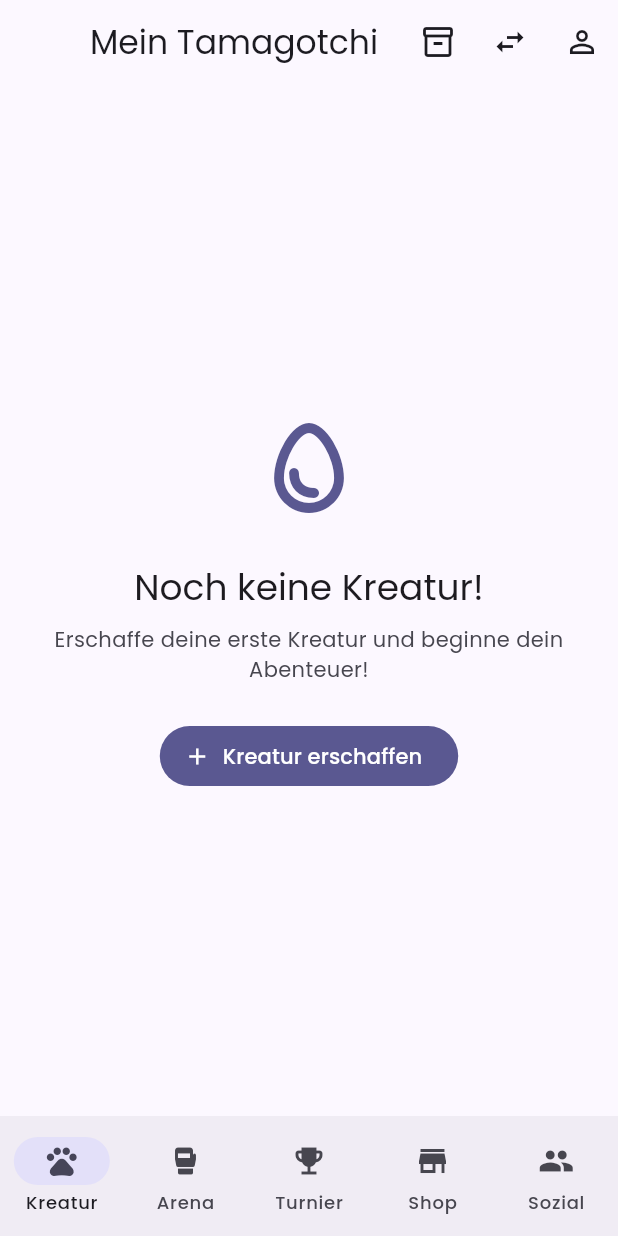
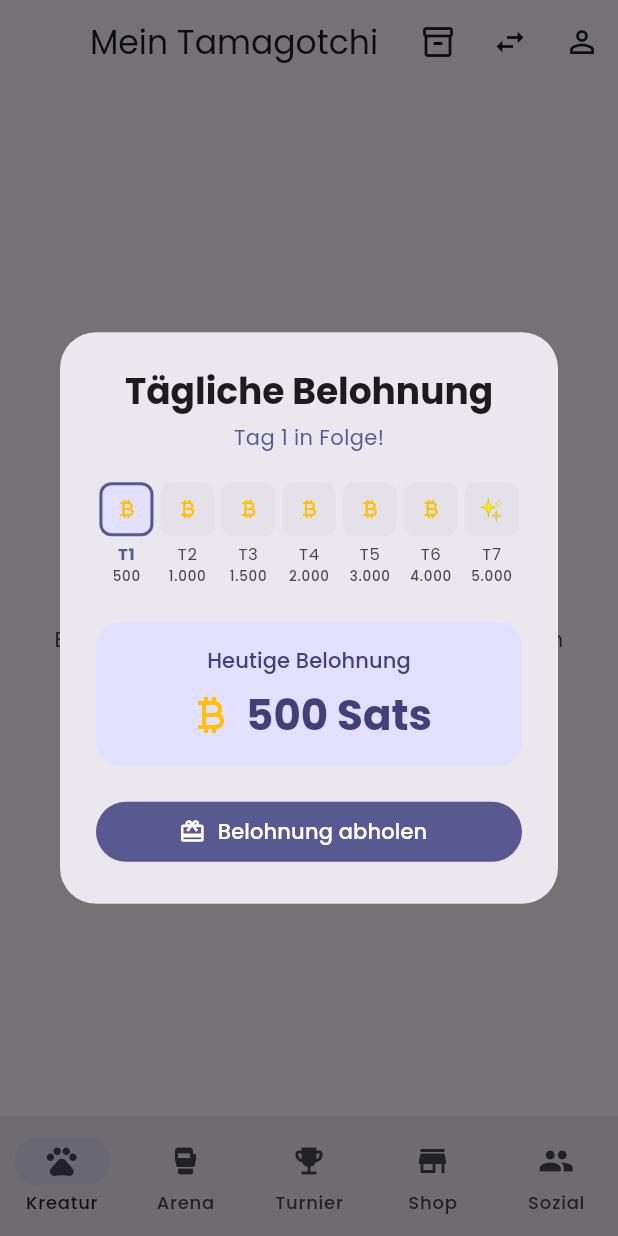
Before and after one commit to KayBeckmann/tamagotchi, a Flutter app: the HomeScreen screen opened by its route, on a phone screen of 412 x 824 dp. Run offline on Flutter 3.47's test engine with Material 3 defaults, Android fonts, the phone set to English and light mode, and no system bars; our stand-ins replace equatable, flutter_animate, flutter_riverpod, flutter_secure_storage, go_router, google_fonts and 1 more; missing offline and left inert: serverpod_client; accounts and stored records are empty.

Commit message:
feat: Phase 4.2 - Tägliche Login-Belohnungen und Satoshi-Pflege-Belohnungen
- DailyRewardDialog mit 7-Tage-Streak-Kalender und steigenden Belohnungen
  (500–5000 Sats pro Tag, Tag 7 mit Bonus-Item)
- DailyRewardNotifier: Streak-Tracking, Rückfall bei verpasstem Tag
- HomeScreen zu ConsumerStatefulWidget umgebaut: Dialog erscheint einmalig
  per Session via initState
- RewardNotifier um addSatoshis() erweitert für direkte Gutschriften
- Kreatur-Pflege belohnt Sats: Füttern +20, Spielen +30, Waschen +25
- Roadmap Phase 4.2 und 4.3 als erledigt markiert

Co-Authored-By: Claude Sonnet 4.6 <noreply@anthropic.com>

```diff
--- a/lib/features/arena/presentation/providers/reward_provider.dart
+++ b/lib/features/arena/presentation/providers/reward_provider.dart
@@ -58,6 +58,11 @@ class RewardNotifier extends StateNotifier<UserRewardStats> {
     );
   }
 
+  /// Add satoshis directly (e.g., from daily rewards or creature care).
+  void addSatoshis(int amount) {
+    state = state.copyWith(satoshiBalance: state.satoshiBalance + amount);
+  }
+
   void _recalcLevel() {
     final level = XpSystem.levelFromTotalXp(state.totalXp);
     final progress = XpSystem.progressInLevel(state.totalXp, level);
--- a/lib/features/creature/presentation/screens/home_screen.dart
+++ b/lib/features/creature/presentation/screens/home_screen.dart
@@ -12,15 +12,30 @@ import '../../data/creature_repository.dart';
 import '../providers/creature_provider.dart';
 import '../widgets/cooldown_indicator.dart';
 import '../../../../features/notifications/presentation/notification_provider.dart';
+import '../../../../features/daily_reward/presentation/widgets/daily_reward_dialog.dart';
+import '../../../../features/daily_reward/presentation/providers/daily_reward_provider.dart';
+import '../../../../features/arena/presentation/providers/reward_provider.dart';
 
-class HomeScreen extends ConsumerWidget {
+class HomeScreen extends ConsumerStatefulWidget {
   const HomeScreen({super.key});
 
-  // TODO: Get actual user ID from auth
+  @override
+  ConsumerState<HomeScreen> createState() => _HomeScreenState();
+}
+
+class _HomeScreenState extends ConsumerState<HomeScreen> {
   static const _userId = 'user_1';
 
   @override
-  Widget build(BuildContext context, WidgetRef ref) {
+  void initState() {
+    super.initState();
+    WidgetsBinding.instance.addPostFrameCallback((_) {
+      if (mounted) showDailyRewardDialogIfNeeded(context, ref);
+    });
+  }
+
+  @override
+  Widget build(BuildContext context) {
     final creatureState = ref.watch(creatureListProvider(_userId));
 
     // Trigger creature status notification check when active creature is loaded
@@ -259,9 +274,10 @@ class HomeScreen extends ConsumerWidget {
             weightGain,
           );
           ref.read(creatureListProvider(_userId).notifier).loadCreatures();
+          ref.read(rewardProvider.notifier).addSatoshis(20);
           if (context.mounted) {
             ScaffoldMessenger.of(context).showSnackBar(
-              SnackBar(content: Text('${creature.name} wurde gefüttert!')),
+              SnackBar(content: Text('${creature.name} wurde gefüttert! +20 Sats')),
             );
           }
         },
@@ -356,12 +372,23 @@ class HomeScreen extends ConsumerWidget {
       }
       ref.read(creatureListProvider(_userId).notifier).loadCreatures();
 
+      // Award small satoshi bonus for creature care
+      final careReward = switch (action) {
+        'play' => 30,
+        'clean' => 25,
+        'train' => 75,
+        _ => 0,
+      };
+      if (careReward > 0) {
+        ref.read(rewardProvider.notifier).addSatoshis(careReward);
+      }
+
       if (context.mounted) {
         final message = switch (action) {
-          'play' => '${creature.name} hat gespielt!',
+          'play' => '${creature.name} hat gespielt! +30 Sats',
           'sleep' => '${creature.name} schläft jetzt.',
           'wake' => '${creature.name} ist aufgewacht!',
-          'clean' => '${creature.name} ist jetzt sauber!',
+          'clean' => '${creature.name} ist jetzt sauber! +25 Sats',
           _ => 'Aktion ausgeführt!',
         };
         ScaffoldMessenger.of(context).showSnackBar(SnackBar(content: Text(message)));
--- /dev/null
+++ b/lib/features/daily_reward/domain/daily_reward.dart
@@ -0,0 +1,86 @@
+import 'package:equatable/equatable.dart';
+
+/// Definition of one daily reward in the streak calendar.
+class DailyRewardDefinition extends Equatable {
+  final int day;
+  final int satoshis;
+  final String? bonusItemName;
+  final String? bonusItemIcon;
+
+  const DailyRewardDefinition({
+    required this.day,
+    required this.satoshis,
+    this.bonusItemName,
+    this.bonusItemIcon,
+  });
+
+  @override
+  List<Object?> get props => [day];
+}
+
+/// The 7-day reward schedule.
+class DailyRewardCalendar {
+  static const rewards = [
+    DailyRewardDefinition(day: 1, satoshis: 500),
+    DailyRewardDefinition(day: 2, satoshis: 1000),
+    DailyRewardDefinition(day: 3, satoshis: 1500),
+    DailyRewardDefinition(day: 4, satoshis: 2000),
+    DailyRewardDefinition(day: 5, satoshis: 3000),
+    DailyRewardDefinition(day: 6, satoshis: 4000),
+    DailyRewardDefinition(
+      day: 7,
+      satoshis: 5000,
+      bonusItemName: 'Wundertrank',
+      bonusItemIcon: '✨',
+    ),
+  ];
+
+  static DailyRewardDefinition forDay(int streakDay) {
+    final index = ((streakDay - 1) % rewards.length).clamp(0, rewards.length - 1);
+    return rewards[index];
+  }
+}
+
+/// Runtime state of the daily reward system.
+class DailyRewardState extends Equatable {
+  final int streakDay;
+  final bool canClaim;
+  final bool justClaimed;
+  final DateTime? lastClaimed;
+  final int pendingSatoshis;
+
+  const DailyRewardState({
+    this.streakDay = 1,
+    this.canClaim = false,
+    this.justClaimed = false,
+    this.lastClaimed,
+    this.pendingSatoshis = 0,
+  });
+
+  DailyRewardDefinition get todaysReward => DailyRewardCalendar.forDay(streakDay);
+
+  bool get streakBroken {
+    if (lastClaimed == null) return false;
+    final daysSinceClaim = DateTime.now().difference(lastClaimed!).inDays;
+    return daysSinceClaim > 1;
+  }
+
+  DailyRewardState copyWith({
+    int? streakDay,
+    bool? canClaim,
+    bool? justClaimed,
+    DateTime? lastClaimed,
+    int? pendingSatoshis,
+  }) {
+    return DailyRewardState(
+      streakDay: streakDay ?? this.streakDay,
+      canClaim: canClaim ?? this.canClaim,
+      justClaimed: justClaimed ?? this.justClaimed,
+      lastClaimed: lastClaimed ?? this.lastClaimed,
+      pendingSatoshis: pendingSatoshis ?? this.pendingSatoshis,
+    );
+  }
+
+  @override
+  List<Object?> get props => [streakDay, canClaim, justClaimed, lastClaimed];
+}
--- /dev/null
+++ b/lib/features/daily_reward/presentation/widgets/daily_reward_dialog.dart
@@ -0,0 +1,211 @@
+import 'package:flutter/material.dart';
+import 'package:flutter_riverpod/flutter_riverpod.dart';
+import 'package:intl/intl.dart';
+import '../../domain/daily_reward.dart';
+import '../providers/daily_reward_provider.dart';
+
+/// Show the daily reward dialog if a reward is claimable.
+void showDailyRewardDialogIfNeeded(BuildContext context, WidgetRef ref) {
+  final state = ref.read(dailyRewardProvider);
+  if (!state.canClaim) return;
+
+  WidgetsBinding.instance.addPostFrameCallback((_) {
+    if (!context.mounted) return;
+    showDialog<void>(
+      context: context,
+      barrierDismissible: false,
+      builder: (ctx) => const _DailyRewardDialog(),
+    );
+  });
+}
+
+class _DailyRewardDialog extends ConsumerWidget {
+  const _DailyRewardDialog();
+
+  @override
+  Widget build(BuildContext context, WidgetRef ref) {
+    final state = ref.watch(dailyRewardProvider);
+    final theme = Theme.of(context);
+    final numberFormat = NumberFormat('#,###', 'de_DE');
+
+    return Dialog(
+      shape: RoundedRectangleBorder(borderRadius: BorderRadius.circular(24)),
+      child: Padding(
+        padding: const EdgeInsets.all(24),
+        child: Column(
+          mainAxisSize: MainAxisSize.min,
+          children: [
+            // Header
+            Text(
+              'Tägliche Belohnung',
+              style: theme.textTheme.headlineSmall?.copyWith(
+                fontWeight: FontWeight.bold,
+              ),
+            ),
+            const SizedBox(height: 4),
+            Text(
+              'Tag ${state.streakDay} in Folge!',
+              style: theme.textTheme.bodyMedium?.copyWith(
+                color: theme.colorScheme.primary,
+              ),
+            ),
+            const SizedBox(height: 20),
+
+            // 7-day streak calendar
+            _StreakCalendar(currentDay: state.streakDay),
+            const SizedBox(height: 24),
+
+            // Today's reward highlight
+            Container(
+              width: double.infinity,
+              padding: const EdgeInsets.all(16),
+              decoration: BoxDecoration(
+                color: theme.colorScheme.primaryContainer,
+                borderRadius: BorderRadius.circular(16),
+              ),
+              child: Column(
+                children: [
+                  Text(
+                    'Heutige Belohnung',
+                    style: theme.textTheme.labelLarge?.copyWith(
+                      color: theme.colorScheme.onPrimaryContainer,
+                    ),
+                  ),
+                  const SizedBox(height: 8),
+                  Row(
+                    mainAxisAlignment: MainAxisAlignment.center,
+                    children: [
+                      const Icon(Icons.currency_bitcoin, color: Colors.amber, size: 32),
+                      const SizedBox(width: 8),
+                      Text(
+                        '${numberFormat.format(state.todaysReward.satoshis)} Sats',
+                        style: theme.textTheme.headlineMedium?.copyWith(
+                          fontWeight: FontWeight.bold,
+                          color: theme.colorScheme.onPrimaryContainer,
+                        ),
+                      ),
+                    ],
+                  ),
+                  if (state.todaysReward.bonusItemName != null) ...[
+                    const SizedBox(height: 8),
+                    Row(
+                      mainAxisAlignment: MainAxisAlignment.center,
+                      children: [
+                        Text(
+                          state.todaysReward.bonusItemIcon ?? '🎁',
+                          style: const TextStyle(fontSize: 20),
+                        ),
+                        const SizedBox(width: 8),
+                        Text(
+                          '+ ${state.todaysReward.bonusItemName}',
+                          style: theme.textTheme.bodyLarge?.copyWith(
+                            color: theme.colorScheme.onPrimaryContainer,
+                            fontWeight: FontWeight.bold,
+                          ),
+                        ),
+                      ],
+                    ),
+                  ],
+                ],
+              ),
+            ),
+            const SizedBox(height: 20),
+
+            // Claim button
+            SizedBox(
+              width: double.infinity,
+              child: FilledButton.icon(
+                onPressed: state.canClaim
+                    ? () {
+                        ref.read(dailyRewardProvider.notifier).claim();
+                        Navigator.of(context).pop();
+                      }
+                    : null,
+                icon: const Icon(Icons.redeem),
+                label: const Text('Belohnung abholen'),
+              ),
+            ),
+          ],
+        ),
+      ),
+    );
+  }
+}
+
+class _StreakCalendar extends StatelessWidget {
+  final int currentDay;
+
+  const _StreakCalendar({required this.currentDay});
+
+  @override
+  Widget build(BuildContext context) {
+    final theme = Theme.of(context);
+    final numberFormat = NumberFormat('#,###', 'de_DE');
+
+    return Row(
+      mainAxisAlignment: MainAxisAlignment.spaceEvenly,
+      children: DailyRewardCalendar.rewards.map((reward) {
+        final isDone = reward.day < currentDay;
+        final isToday = reward.day == currentDay;
+
+        return Expanded(
+          child: Padding(
+            padding: const EdgeInsets.symmetric(horizontal: 2),
+            child: Column(
+              children: [
+                AnimatedContainer(
+                  duration: const Duration(milliseconds: 300),
+                  width: 36,
+                  height: 36,
+                  decoration: BoxDecoration(
+                    color: isDone
+                        ? theme.colorScheme.primary
+                        : isToday
+                            ? theme.colorScheme.primaryContainer
+                            : theme.colorScheme.surfaceContainerHighest,
+                    borderRadius: BorderRadius.circular(8),
+                    border: isToday
+                        ? Border.all(
+                            color: theme.colorScheme.primary,
+                            width: 2,
+                          )
+                        : null,
+                  ),
+                  child: Center(
+                    child: isDone
+                        ? Icon(Icons.check,
+                            size: 18,
+                            color: theme.colorScheme.onPrimary)
+                        : reward.bonusItemIcon != null
+                            ? Text(reward.bonusItemIcon!,
+                                style: const TextStyle(fontSize: 16))
+                            : const Icon(Icons.currency_bitcoin,
+                                size: 16, color: Colors.amber),
+                  ),
+                ),
+                const SizedBox(height: 4),
+                Text(
+                  'T${reward.day}',
+                  style: theme.textTheme.labelSmall?.copyWith(
+                    fontWeight:
+                        isToday ? FontWeight.bold : FontWeight.normal,
+                    color: isToday
+                        ? theme.colorScheme.primary
+                        : theme.colorScheme.onSurfaceVariant,
+                  ),
+                ),
+                Text(
+                  numberFormat.format(reward.satoshis),
+                  style: theme.textTheme.labelSmall?.copyWith(
+                    fontSize: 9,
+                    color: theme.colorScheme.onSurfaceVariant,
+                  ),
+                ),
+              ],
+            ),
+          ),
+        );
+      }).toList(),
+    );
+  }
+}
```
Also changed, not shown: lib/features/daily_reward/presentation/providers/daily_reward_provider.dart (added, +66 -0 lines), 1 other file.
